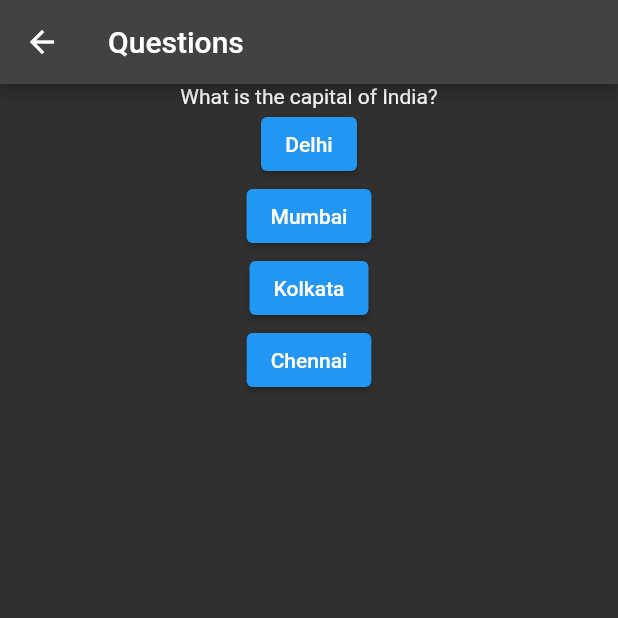
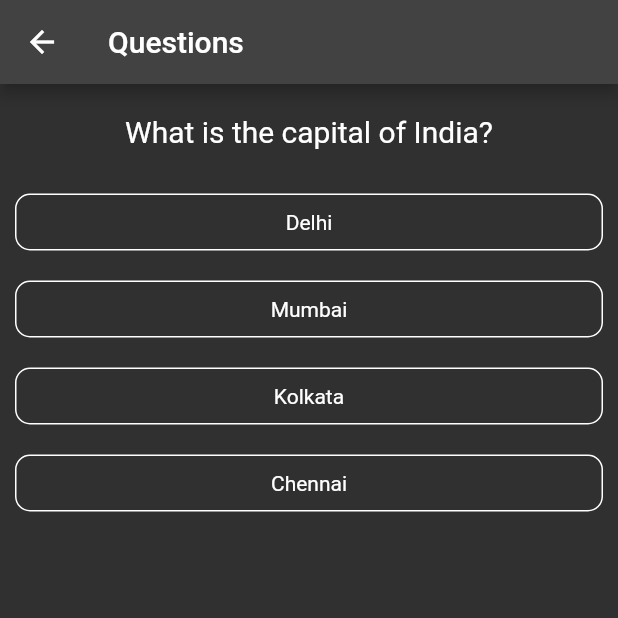
Before and after one commit to Jishan010/quize-app, a Flutter app: the QuestionsPage screen opened by its route, on a phone screen of 412 x 824 dp, the top half of it. Run offline on Flutter 3.47's test engine with Material 2 defaults, Android fonts, the phone set to English and light mode, and no system bars; our stand-ins replace beamer.

Commit message:
If applied, this commit will highlight selected answer in options

```diff
--- a/lib/entity/questions.dart
+++ b/lib/entity/questions.dart
@@ -2,7 +2,7 @@ class Question {
   final int id;
   final String question;
   final List<String> options;
-  int answer;
+  String answer;
 
   Question(
       {required this.id,
--- a/lib/main.dart
+++ b/lib/main.dart
@@ -27,7 +27,7 @@ class MyApp extends StatelessWidget {
                 id: 1,
                 question: 'What is the capital of India?',
                 options: ['Delhi', 'Mumbai', 'Kolkata', 'Chennai'],
-                answer: 0),
+                answer: ''),
             Question(
                 id: 2,
                 question: 'What is the capital of USA?',
@@ -37,17 +37,17 @@ class MyApp extends StatelessWidget {
                   'Chicago',
                   'Los Angeles'
                 ],
-                answer: 0),
+                answer: ''),
             Question(
                 id: 3,
                 question: 'What is the capital of Canada?',
                 options: ['Toronto', 'Vancouver', 'Montreal', 'Ottawa'],
-                answer: 0),
+                answer: ''),
             Question(
                 id: 4,
                 question: 'What is the capital of Australia?',
                 options: ['Sydney', 'Melbourne', 'Brisbane', 'Canberra'],
-                answer: 0),
+                answer: ''),
             Question(
                 id: 5,
                 question: 'What is the capital of Brazil?',
@@ -57,7 +57,7 @@ class MyApp extends StatelessWidget {
                   'Brasilia',
                   'Salvador'
                 ],
-                answer: 0),
+                answer: ''),
           ];
 
           return BeamPage(
--- a/lib/screen/questions_page.dart
+++ b/lib/screen/questions_page.dart
@@ -1,3 +1,5 @@
+import 'dart:math';
+
 import 'package:beamer/beamer.dart';
 import 'package:flutter/material.dart';
 import 'package:quize_app/entity/Questions.dart';
@@ -54,16 +56,81 @@ class _QuestionsPageState extends State<QuestionsPage> {
   }
 }
 
-Column BuildQuestion({required Question question}) {
-  return Column(
-    children: [
-      Text(question.question),
-      ...question.options
-          .map((e) => ElevatedButton(
-                onPressed: () {},
-                child: Text(e),
+class BuildQuestion extends StatefulWidget {
+  const BuildQuestion({Key? key, required this.question}) : super(key: key);
+
+  final Question question;
+
+  @override
+  _BuildQuestionState createState() => _BuildQuestionState();
+}
+
+class _BuildQuestionState extends State<BuildQuestion> {
+  @override
+  Widget build(BuildContext context) {
+    return Column(
+      children: [
+        const SizedBox(
+          height: 20,
+        ),
+        Text(widget.question.question,
+            style: const TextStyle(
+              fontSize: 20,
+            )),
+        const SizedBox(
+          height: 20,
+        ),
+        OptionWidget(
+          question: widget.question,
+          onOptionSelected: (option) {
+            print(option);
+            setState(() {
+              widget.question.answer = option;
+            });
+          },
+        ),
+      ],
+    );
+  }
+}
+
+class OptionWidget extends StatefulWidget {
+  final Question question;
+  final ValueChanged<String> onOptionSelected;
+
+  const OptionWidget({
+    Key? key,
+    required this.question,
+    required this.onOptionSelected,
+  }) : super(key: key);
+
+  @override
+  State<OptionWidget> createState() => _OptionWidgetState();
+}
+
+class _OptionWidgetState extends State<OptionWidget> {
+  @override
+  Widget build(BuildContext context) {
+    return Column(
+      children: widget.question.options
+          .map((option) => GestureDetector(
+                onTap: () {
+                  widget.onOptionSelected(option);
+                },
+                child: Container(
+                  margin: const EdgeInsets.all(10),
+                  padding: const EdgeInsets.all(10),
+                  width: double.infinity,
+                  decoration: BoxDecoration(
+                      border: Border.all(
+                          color: option == widget.question.answer
+                              ? Colors.green
+                              : Colors.white),
+                      borderRadius: BorderRadius.circular(10)),
+                  child: Center(child: Text(option)),
+                ),
               ))
-          .toList()
-    ],
-  );
+          .toList(),
+    );
+  }
 }
```
